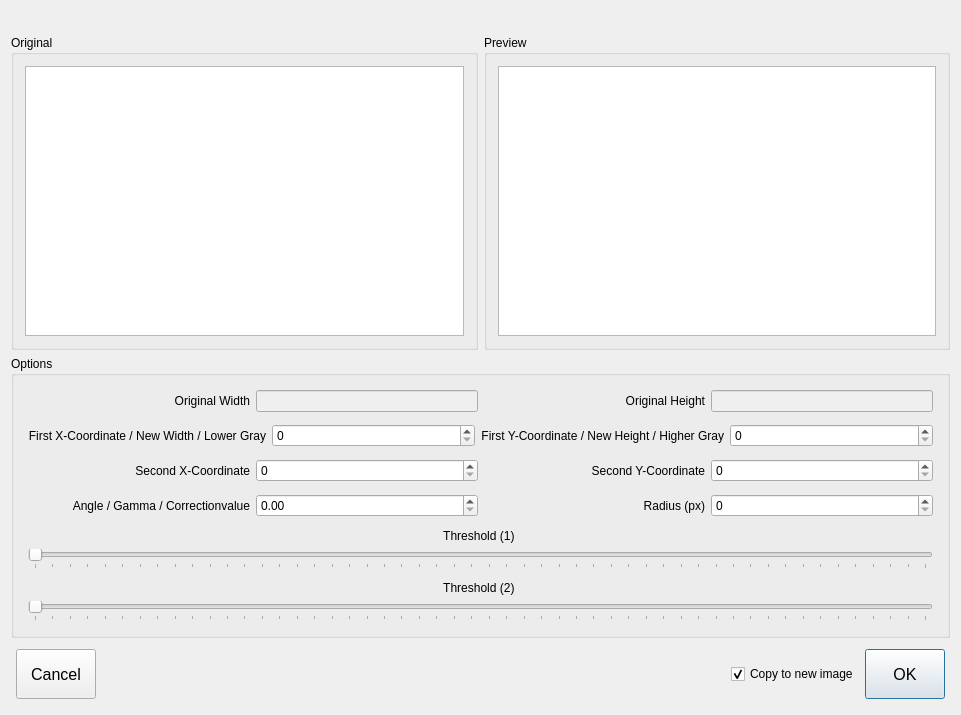
Qt form KomischesCAIPProjekt/KPProcessingWindow.ui (Kixel/KomischesCAIPProjekt) before a commit.
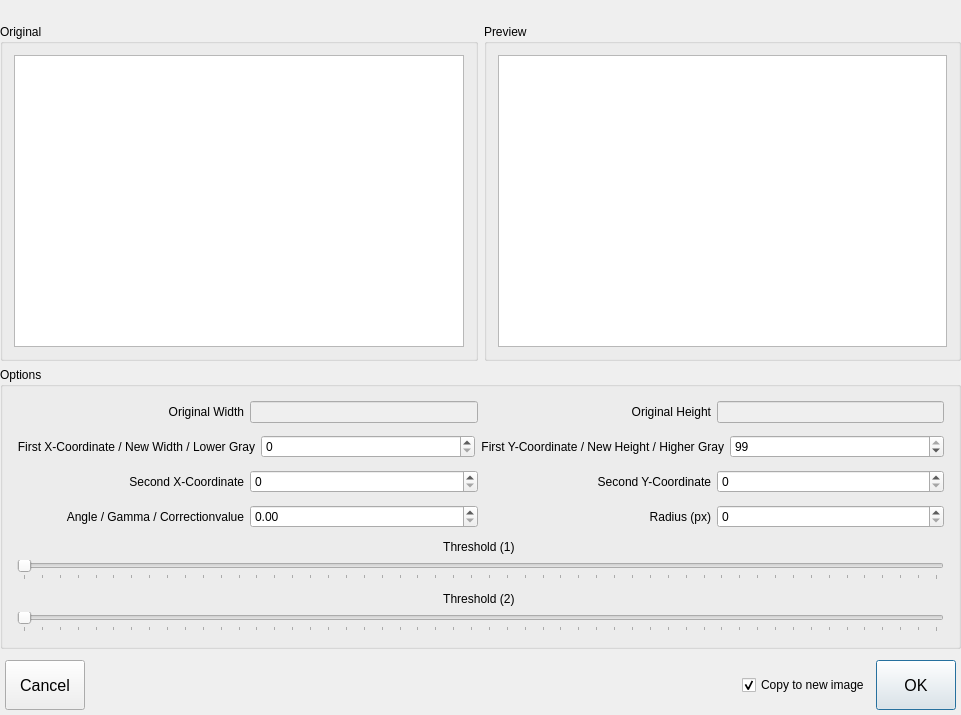
The same form after that commit.

Commit message: Added most missing image processing functions (might be very slow) Mat access and conversion is still kinda buggered Fixed some bugs /shrug

Diff of the .ui file:
```diff
--- a/KomischesCAIPProjekt/KPProcessingWindow.ui
+++ b/KomischesCAIPProjekt/KPProcessingWindow.ui
@@ -1,7 +1,7 @@
 <?xml version="1.0" encoding="UTF-8"?>
 <ui version="4.0">
  <class>KPProcessingWindow</class>
- <widget class="QWidget" name="KPProcessingWindow">
+ <widget class="QDialog" name="KPProcessingWindow">
   <property name="geometry">
    <rect>
     <x>0</x>
@@ -17,6 +17,18 @@
    <property name="sizeConstraint">
     <enum>QLayout::SetDefaultConstraint</enum>
    </property>
+   <property name="leftMargin">
+    <number>0</number>
+   </property>
+   <property name="topMargin">
+    <number>0</number>
+   </property>
+   <property name="rightMargin">
+    <number>0</number>
+   </property>
+   <property name="bottomMargin">
+    <number>0</number>
+   </property>
    <item>
     <widget class="QLabel" name="labelTitle">
      <property name="font">
@@ -184,7 +196,11 @@
           </widget>
          </item>
          <item>
-          <widget class="QSpinBox" name="spinBox_2"/>
+          <widget class="QSpinBox" name="spinBox_2">
+           <property name="value">
+            <number>99</number>
+           </property>
+          </widget>
          </item>
         </layout>
        </widget>
```
The commit also changes 11 other files.
